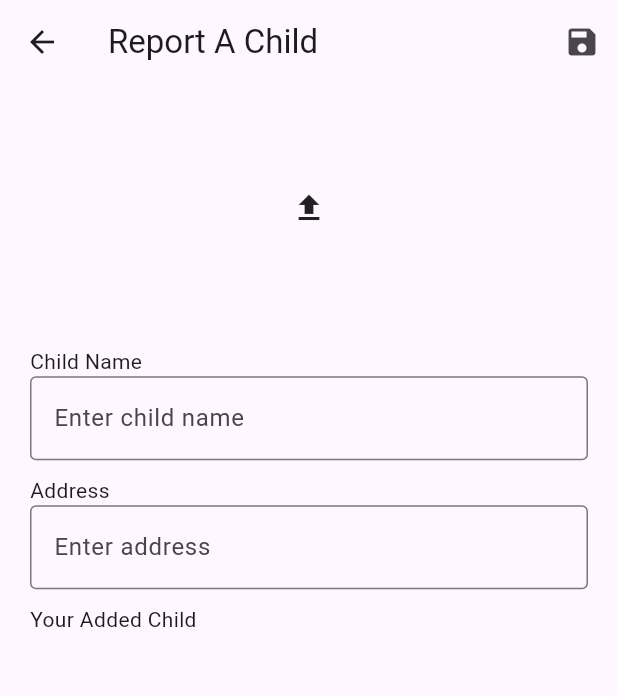
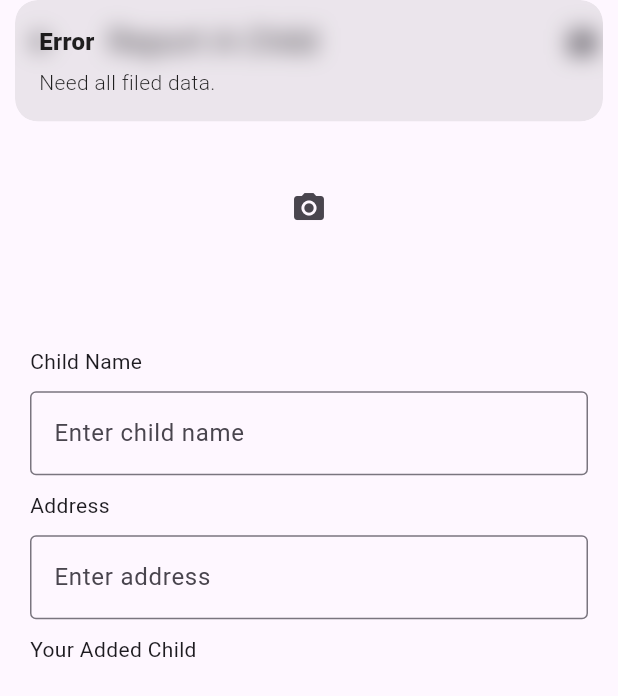
Before and after one commit to dipta-2707/child_future, a Flutter app: the ReportChildPage screen opened by its route, after a tap on the "save" icon, on a phone screen of 412 x 824 dp. Shown: the top 696 px of the screen. Run offline on Flutter 3.47's test engine with Material 2 defaults, Android fonts, the light colour scheme and no system bars; our stand-ins replace cached_network_image, cloud_firestore, firebase_auth, firebase_core, firebase_storage, get and 1 more; accounts and stored records are empty.

Commit message:
victim uploaded add

```diff
--- a/lib/Api.dart
+++ b/lib/Api.dart
@@ -1,20 +1,57 @@
+import 'dart:io';
+
 import 'package:cloud_firestore/cloud_firestore.dart';
 import 'package:firebase_auth/firebase_auth.dart';
+import 'package:firebase_storage/firebase_storage.dart';
 
-class AppApi{
+class AppApi {
   // firebase auth instance
   static FirebaseAuth firebaseAuth = FirebaseAuth.instance;
-  static FirebaseFirestore firebaseStore= FirebaseFirestore.instance;
+  static FirebaseFirestore firebaseStore = FirebaseFirestore.instance;
+  static FirebaseStorage firebaseStorage = FirebaseStorage.instance;
 
   // get organizations data
   static Stream<QuerySnapshot<Map<String, dynamic>>> getOrganizations() {
-    return firebaseStore
-        .collection('organizations').snapshots();
+    return firebaseStore.collection('organizations').snapshots();
   }
 
   // get child data
-  static Stream<QuerySnapshot<Map<String, dynamic>>> getVictims() {
-    return firebaseStore
-        .collection('victims').snapshots();
+  static Stream<QuerySnapshot<Map<String, dynamic>>> getVictims(
+      {bool isOnlyMe = false}) {
+    if (isOnlyMe) {
+      return firebaseStore
+          .collection('victims')
+          .where('submitted_by', isEqualTo: firebaseAuth.currentUser!.uid)
+          .snapshots();
+    } else {
+      return firebaseStore.collection('victims').snapshots();
+    }
+  }
+
+  //post child data
+  static Future<void> postVictimData(
+      {required String name,
+      required File file,
+      required String address}) async {
+    final ext = file.path.split('.').last;
+
+    //storage file ref with path
+    final ref = firebaseStorage.ref().child(
+        'victims/${file.path.split(".")[0].split("/").last + firebaseAuth.currentUser!.uid}.$ext');
+
+    //uploading image
+    await ref
+        .putFile(file, SettableMetadata(contentType: 'image/$ext'))
+        .then((p0) {});
+
+    var imageUrl = await ref.getDownloadURL();
+
+    return firebaseStore.collection('victims').doc().set({
+      "address": address,
+      "image": imageUrl,
+      "is_receive": false,
+      "name": name,
+      "submitted_by": firebaseAuth.currentUser!.uid,
+    });
   }
 }
--- a/lib/controller/report_child_controller.dart
+++ b/lib/controller/report_child_controller.dart
@@ -1,5 +1,49 @@
+import 'dart:io';
+
+import 'package:child_future/Api.dart';
+import 'package:flutter/cupertino.dart';
 import 'package:get/get.dart';
+import 'package:image_picker/image_picker.dart';
 
-class ReportChildController extends GetxController{
+class ReportChildController extends GetxController {
+  TextEditingController nameController = TextEditingController();
+  TextEditingController addressController = TextEditingController();
 
+  RxBool isImagePicked = false.obs;
+  RxString imagePath = "".obs;
+
+  void postAReport() {
+    if (nameController.text.isNotEmpty &&
+        addressController.text.isNotEmpty &&
+        imagePath.value.isNotEmpty) {
+      AppApi.postVictimData(
+        name: nameController.text,
+        address: addressController.text,
+        file: File(imagePath.value),
+      ).then((value) {
+        clearController();
+        Get.snackbar('Success', 'Successfully victim uploaded');
+      });
+    } else {
+      Get.snackbar('Error', 'Need all filed data.');
+    }
+  }
+
+  void clearController() {
+    nameController.clear();
+    addressController.clear();
+    isImagePicked.value = false;
+    imagePath.value = "";
+  }
+
+  void imagePicker() async {
+    final ImagePicker picker = ImagePicker();
+    // Pick an image.
+    final XFile? image = await picker.pickImage(source: ImageSource.camera);
+    if (image != null) {
+      print('Image Path: ${image.path}');
+      imagePath.value = image.path;
+      isImagePicked.value = true;
+    }
+  }
 }
--- a/lib/model/victim_model.dart
+++ b/lib/model/victim_model.dart
@@ -5,13 +5,14 @@ class VictimModel {
   final bool isReceive;
   final String address;
   final String name;
+  final String submittedBy;
 
-  VictimModel({
-    required this.image,
-    required this.isReceive,
-    required this.address,
-    required this.name,
-  });
+  VictimModel(
+      {required this.image,
+      required this.isReceive,
+      required this.address,
+      required this.name,
+      required this.submittedBy});
 
   factory VictimModel.fromRawJson(String str) =>
       VictimModel.fromJson(json.decode(str));
@@ -23,6 +24,7 @@ class VictimModel {
         isReceive: json["is_receive"] ?? false,
         address: json["address"] ?? "unknown",
         name: json["name"] ?? "unknown",
+        submittedBy: json["submitted_by"] ?? "unknown",
       );
 
   Map<String, dynamic> toJson() => {
@@ -30,5 +32,6 @@ class VictimModel {
         "is_receive": isReceive,
         "address": address,
         "name": name,
+        "submitted_by": submittedBy
       };
 }
--- a/lib/views/report_child_page.dart
+++ b/lib/views/report_child_page.dart
@@ -1,7 +1,13 @@
+import 'dart:io';
+
+import 'package:child_future/controller/report_child_controller.dart';
 import 'package:flutter/material.dart';
 import 'package:get/get.dart';
 
-class ReportChildPage extends StatelessWidget {
+import '../Api.dart';
+import '../model/victim_model.dart';
+
+class ReportChildPage extends GetView<ReportChildController> {
   const ReportChildPage({super.key});
 
   @override
@@ -10,7 +16,10 @@ class ReportChildPage extends StatelessWidget {
       appBar: AppBar(
         title: Text('Report A Child'),
         actions: [
-          IconButton(onPressed: (){},
+          IconButton(
+              onPressed: () {
+                controller.postAReport();
+              },
               icon: const Icon(Icons.save))
         ],
       ),
@@ -20,32 +29,126 @@ class ReportChildPage extends StatelessWidget {
           crossAxisAlignment: CrossAxisAlignment.start,
           children: [
             Container(
-                height: Get.height*0.2,
+              height: Get.height * 0.2,
               width: Get.width,
-                child: Icon(Icons.upload),
-              ),
-              SizedBox(height: 10.0,),
-              Text('Child Name'),
-              TextFormField(
-                decoration: InputDecoration(
-                  border: OutlineInputBorder(),
-                  labelText: 'Enter child name'
+              child: Obx(
+                () => controller.isImagePicked.value
+                    ? Stack(
+                        children: [
+                          Obx(
+                            () => Image.file(
+                              File(controller.imagePath.value),
+                              width: Get.width,
+                              fit: BoxFit.fill,
                             ),
                           ),
-
-              SizedBox(height: 10.0,),
-              Text('Address'),
-              TextFormField(
-                decoration: InputDecoration(
-                    border: OutlineInputBorder(),
-                    labelText: 'Enter address'
+                          Positioned(
+                            child: IconButton(
+                              onPressed: () {
+                                controller.imagePicker();
+                              },
+                              icon: const Icon(Icons.camera_alt),
+                            ),
+                          )
+                        ],
+                      )
+                    : IconButton(
+                        onPressed: () {
+                          controller.imagePicker();
+                        },
+                        icon: const Icon(Icons.camera_alt),
                       ),
               ),
-              SizedBox(height: 10.0,),
-              Text('Your Added Child'),
+            ),
+            const SizedBox(
+              height: 10.0,
+            ),
+            const Text('Child Name'),
+            const SizedBox(
+              height: 10.0,
+            ),
+            TextFormField(
+              controller: controller.nameController,
+              decoration: const InputDecoration(
+                  border: OutlineInputBorder(), labelText: 'Enter child name'),
+            ),
+            const SizedBox(
+              height: 10.0,
+            ),
+            const Text('Address'),
+            const SizedBox(
+              height: 10.0,
+            ),
+            TextFormField(
+              controller: controller.addressController,
+              decoration: const InputDecoration(
+                  border: OutlineInputBorder(), labelText: 'Enter address'),
+            ),
+            const SizedBox(
+              height: 10.0,
+            ),
+            const Text('Your Added Child'),
+            const SizedBox(
+              height: 10.0,
+            ),
+            Expanded(
+              child: StreamBuilder(
+                  stream: AppApi.getVictims(isOnlyMe: true),
+                  builder: (context, snapshot) {
+                    if (snapshot.hasData) {
+                      return ListView.separated(
+                          itemBuilder: (context, index) => _victimTile(
+                                victimModel: VictimModel.fromJson(
+                                    snapshot.data!.docs[index].data()),
+                              ),
+                          separatorBuilder: (context, index) => const SizedBox(
+                                height: 8.0,
+                              ),
+                          itemCount: snapshot.data!.size);
+                    } else {
+                      return const Center(child: CircularProgressIndicator());
+                    }
+                  }),
+            )
           ],
         ),
       ),
     );
   }
+
+  Widget _victimTile({required VictimModel victimModel}) {
+    return DecoratedBox(
+      decoration: BoxDecoration(
+          borderRadius: BorderRadius.circular(10.0),
+          border: Border.all(color: Colors.blueGrey)),
+      child: ListTile(
+        onTap: () {
+          Get.defaultDialog(
+              title: victimModel.name,
+              content: Column(
+                crossAxisAlignment: CrossAxisAlignment.start,
+                children: [
+                  Image.network(
+                    victimModel.image,
+                    fit: BoxFit.cover,
+                    height: Get.height * 0.3,
+                    width: Get.width,
+                  ),
+                  const SizedBox(
+                    height: 8.0,
+                  ),
+                  Text('Address: ${victimModel.address}'),
+                  Text('Receive: ${victimModel.isReceive}'),
+                ],
+              ));
+        },
+        leading: Image.network(
+          victimModel.image,
+          fit: BoxFit.fill,
+        ),
+        title: Text(victimModel.name),
+        trailing: const Icon(Icons.arrow_circle_right),
+      ),
+    );
   }
+}
--- a/lib/views/victim_view.dart
+++ b/lib/views/victim_view.dart
@@ -55,6 +55,7 @@ class VictimView extends StatelessWidget {
           Get.defaultDialog(
               title: victimModel.name,
               content: Column(
+                crossAxisAlignment: CrossAxisAlignment.start,
                 children: [
                   Image.network(
                     victimModel.image,
@@ -65,7 +66,8 @@ class VictimView extends StatelessWidget {
                   const SizedBox(
                     height: 8.0,
                   ),
-                  Text('Address: ${victimModel.address}')
+                  Text('Address: ${victimModel.address}'),
+                  Text('Receive: ${victimModel.isReceive}'),
                 ],
               ));
         },
--- a/pubspec.yaml
+++ b/pubspec.yaml
@@ -42,6 +42,8 @@ dependencies:
   firebase_auth: ^4.6.3
   cloud_firestore: ^4.8.2
   cached_network_image: ^3.2.3
+  image_picker: ^1.0.0
+  firebase_storage: ^11.2.4
 
 
 dev_dependencies:
```
Also changed, not shown: pubspec.lock, 5 other files. Lines whose indentation alone changed are shown as unchanged.
